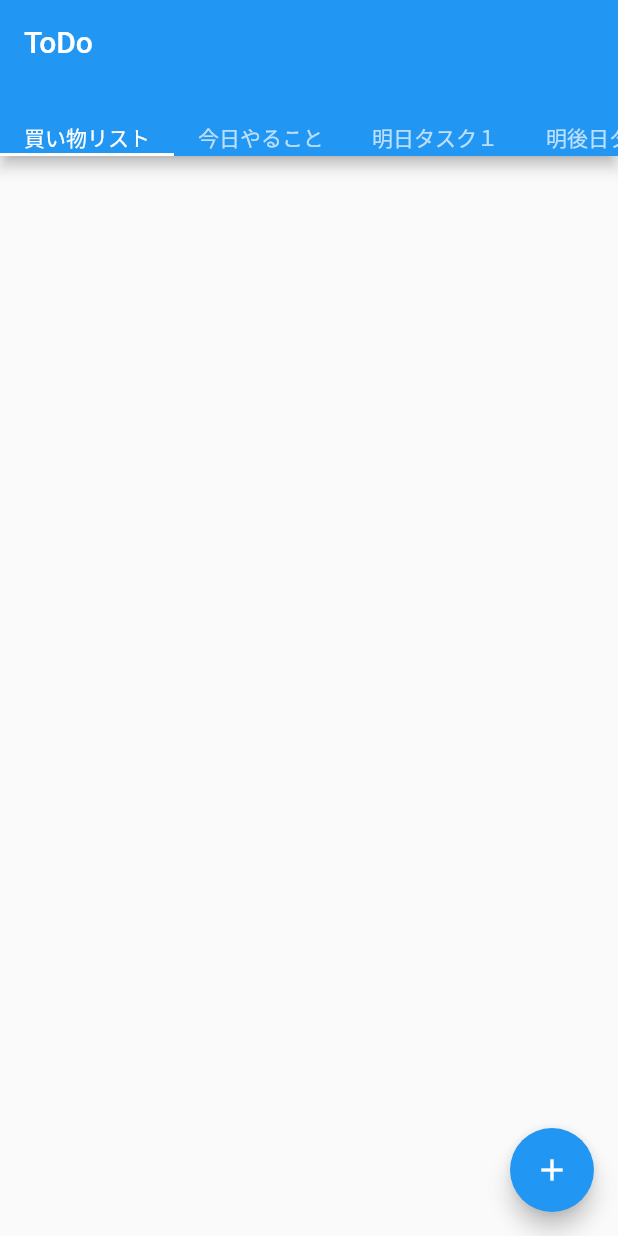
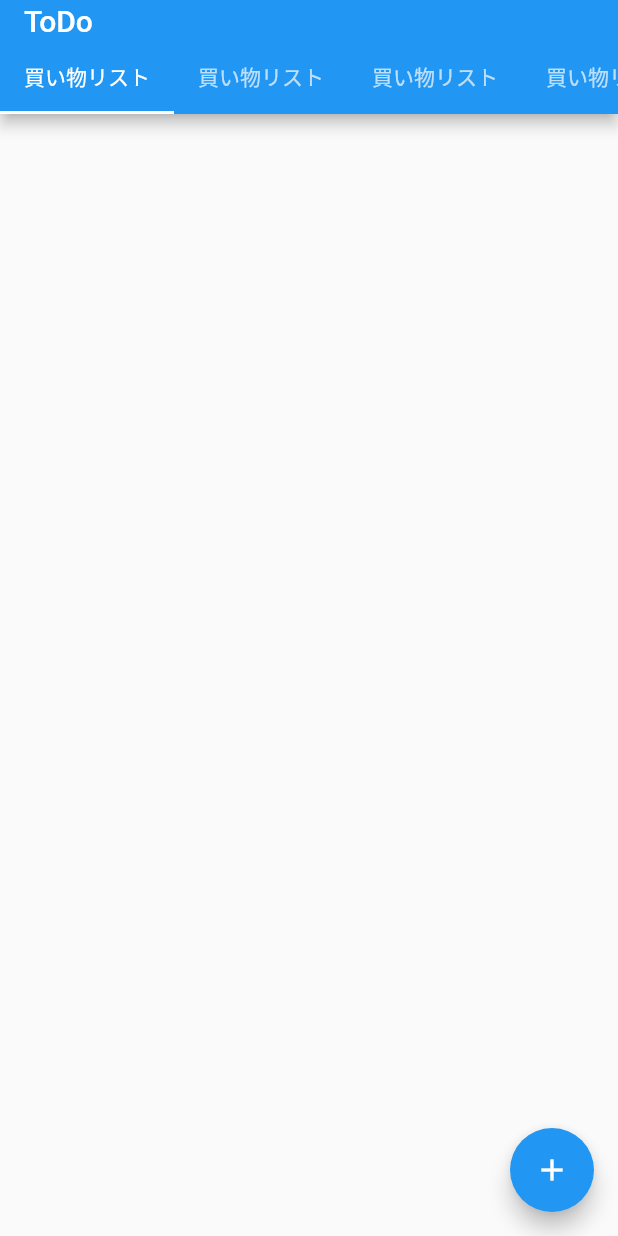
Before and after one commit to y-yuki-zip/score_todo, a Flutter app: the screen it shows after launch, on a phone screen of 412 x 824 dp. Run offline on Flutter 3.47's test engine with Material 2 defaults, Android fonts, the light colour scheme and no system bars.

Commit message:
fix ヘッダーに高さを与える

```diff
--- a/lib/view/todo_list/todo_group.dart
+++ b/lib/view/todo_list/todo_group.dart
@@ -7,10 +7,30 @@ class TodoGroup extends StatefulWidget {
 
   // タブのヘッダー
   static const List<Widget> tabs = [
-    Text('買い物リスト'),
-    Text('今日やること'),
-    Text('明日タスク１'),
-    Text('明後日タスク２'),
+    Tab(
+      child: Padding(
+        padding: EdgeInsets.fromLTRB(0.0, 5.0, 0.0, 5.0),
+        child: Text('買い物リスト'),
+      ),
+    ),
+    Tab(
+      child: Padding(
+        padding: EdgeInsets.fromLTRB(0.0, 5.0, 0.0, 5.0),
+        child: Text('買い物リスト'),
+      ),
+    ),
+    Tab(
+      child: Padding(
+        padding: EdgeInsets.fromLTRB(0.0, 5.0, 0.0, 5.0),
+        child: Text('買い物リスト'),
+      ),
+    ),
+    Tab(
+      child: Padding(
+        padding: EdgeInsets.fromLTRB(0.0, 5.0, 0.0, 5.0),
+        child: Text('買い物リスト'),
+      ),
+    ),
   ];
 
   // タブのボディ
@@ -35,11 +55,16 @@ class TodoGroupState extends State<TodoGroup> {
         length: TodoGroup.tabs.length,
         child: Scaffold(
           appBar: AppBar(
-            bottom: const TabBar(
-              isScrollable: true,
-              tabs: TodoGroup.tabs,
-            ),
             title: const Text('ToDo'),
+            bottom: const PreferredSize(
+              // タイトルとの余白を調整できる
+              preferredSize: Size.fromHeight(20),
+              // タブバー
+              child: TabBar(
+                isScrollable: true,
+                tabs: TodoGroup.tabs,
+              )
+            )
           ),
           body: const TabBarView(
             children: TodoGroup.tabBodies,
```
